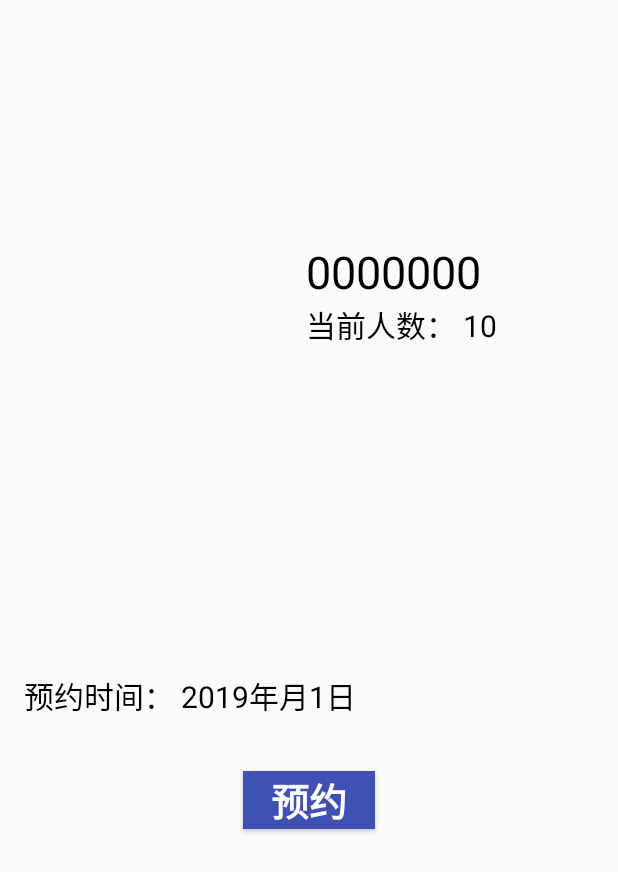
After one commit to Leostadyn/HairMate, an Android app: the ReserveActivity screen opened directly, with no data from a screen before it, on a phone screen of 412 x 824 dp. The commit adds this screen. Shown: the top 872 px of the screen. Run offline under Robolectric (Android 15) with nearby library versions, the phone set to English and light mode, and no system bars; our stand-ins replace CircleImageView; 1 statement that could not run was skipped.

Commit message:
改善社区界面

```diff
--- a/app/src/main/AndroidManifest.xml
+++ b/app/src/main/AndroidManifest.xml
@@ -70,6 +70,8 @@
         <activity android:name=".design.HairDesignActivity">
 
         </activity>
+        <activity android:name=".guiding.ReserveActivity" />
+
         <service android:name="com.amap.api.location.APSService"></service>
 
         <provider
--- /dev/null
+++ b/app/src/main/java/com/example/stackfarm/myapplication/guiding/ReserveActivity.java
@@ -0,0 +1,67 @@
+package com.example.stackfarm.myapplication.guiding;
+
+import android.content.Intent;
+import android.os.Bundle;
+import android.support.annotation.Nullable;
+import android.support.v7.app.AppCompatActivity;
+import android.view.View;
+import android.widget.Button;
+import android.widget.ImageView;
+import android.widget.TextView;
+import android.widget.Toast;
+
+import com.example.stackfarm.myapplication.R;
+
+public class ReserveActivity extends AppCompatActivity implements View.OnClickListener {
+    ImageView head;
+    TextView name;
+    Button reserve;
+    @Override
+    protected void onCreate(@Nullable Bundle savedInstanceState) {
+        super.onCreate(savedInstanceState);
+        setContentView(R.layout.reserve);
+        initView();
+        Intent intent=getIntent();
+        judge(intent.getStringExtra("name"));
+        reserve.setOnClickListener(this);
+    }
+    void initView(){
+        head=(ImageView)findViewById(R.id.head);
+        name=(TextView)findViewById(R.id.name);
+        reserve=(Button)findViewById(R.id.reserve);
+    }
+
+    @Override
+    public void onClick(View v) {
+        switch (v.getId()){
+            case R.id.reserve:
+                Toast.makeText(this,"预约成功，请耐心等候:)",Toast.LENGTH_LONG).show();
+                break;
+            default:
+                break;
+        }
+    }
+
+    private void judge(String s){
+        switch (s){
+            case "1":
+                loadOne();
+                break;
+            case "2":
+                loadTwo();
+                break;
+            default:
+                break;
+        }
+    }
+
+    void loadOne(){
+        head.setImageResource(R.mipmap.barber1);
+        name.setText("Tony老师");
+    }
+
+    void loadTwo(){
+        head.setImageResource(R.mipmap.barber2);
+        name.setText("首席发型设计师");
+    }
+}
--- a/app/src/main/res/layout/latlng.xml
+++ b/app/src/main/res/layout/latlng.xml
@@ -70,6 +70,7 @@
         android:layout_width="match_parent"
         android:layout_height="wrap_content">
         <Button
+            android:id="@+id/reserve1"
             android:layout_weight="1"
             android:layout_width="0dp"
             android:layout_height="wrap_content"
--- a/app/src/main/res/layout/latlng1.xml
+++ b/app/src/main/res/layout/latlng1.xml
@@ -70,6 +70,7 @@
         android:layout_width="match_parent"
         android:layout_height="wrap_content">
         <Button
+            android:id="@+id/reserve2"
             android:layout_weight="1"
             android:layout_width="0dp"
             android:layout_height="wrap_content"
--- /dev/null
+++ b/app/src/main/res/layout/reserve.xml
@@ -0,0 +1,70 @@
+<?xml version="1.0" encoding="utf-8"?>
+<RelativeLayout
+    xmlns:android="http://schemas.android.com/apk/res/android" android:layout_width="match_parent"
+    android:layout_height="match_parent">
+
+
+
+    <de.hdodenhof.circleimageview.CircleImageView
+        android:id="@+id/head"
+        android:layout_width="@dimen/dp_70"
+        android:layout_height="@dimen/dp_70"
+        android:layout_alignParentStart="true"
+        android:layout_alignParentLeft="true"
+        android:layout_alignParentTop="true"
+        android:layout_marginStart="@dimen/dp_25"
+        android:layout_marginLeft="@dimen/dp_25"
+        android:layout_marginTop="@dimen/dp_100"
+        android:background="@color/transparent" />
+
+    <TextView
+        android:id="@+id/name"
+        android:layout_width="wrap_content"
+        android:layout_height="wrap_content"
+        android:layout_alignParentTop="true"
+        android:layout_marginStart="@dimen/dp_32"
+        android:layout_marginLeft="@dimen/dp_32"
+        android:layout_marginTop="@dimen/dp_100"
+        android:layout_toEndOf="@+id/head"
+        android:layout_toRightOf="@+id/head"
+        android:text="0000000"
+        android:textColor="#000"
+        android:textSize="30sp" />
+
+    <TextView
+        android:layout_width="wrap_content"
+        android:layout_height="wrap_content"
+        android:layout_below="@+id/name"
+        android:layout_marginStart="@dimen/dp_32"
+        android:layout_marginLeft="@dimen/dp_32"
+        android:layout_toEndOf="@+id/head"
+        android:layout_toRightOf="@+id/head"
+        android:text="当前人数： 10"
+        android:textColor="#000"
+        android:textSize="20sp" />
+
+    <TextView
+        android:paddingLeft="@dimen/dp_10"
+        android:layout_width="wrap_content"
+        android:layout_height="wrap_content"
+        android:layout_below="@+id/head"
+        android:layout_marginTop="175dp"
+        android:text="预约时间： 2019年月1日"
+        android:textColor="#000"
+        android:textSize="20sp" />
+
+    <Button
+        android:layout_width="wrap_content"
+        android:layout_height="wrap_content"
+        android:layout_below="@+id/head"
+        android:id="@+id/reserve"
+        android:layout_centerHorizontal="true"
+        android:layout_marginTop="@dimen/dp_150"
+        android:background="@color/colorPrimary"
+        android:minHeight="@dimen/dp_0"
+        android:text="预约"
+        android:textStyle="bold"
+        android:textColor="#fff"
+        android:textSize="25sp" />
+
+</RelativeLayout>
```
Also changed, not shown: app/src/main/java/com/example/stackfarm/myapplication/guiding/FirstFragment.java (+20 -1 lines), app/src/main/java/com/example/stackfarm/myapplication/guiding/SecondFragment.java (+19 -3 lines), app/src/main/res/layout/communities.xml (+11 -1 lines), app/src/main/res/mipmap-xxxhdpi/a_m.png.
